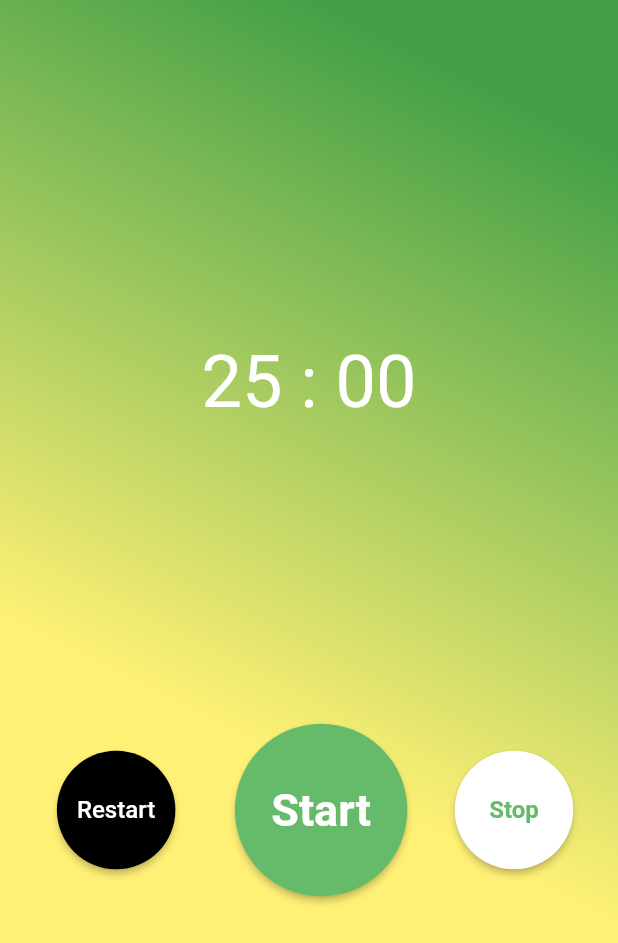
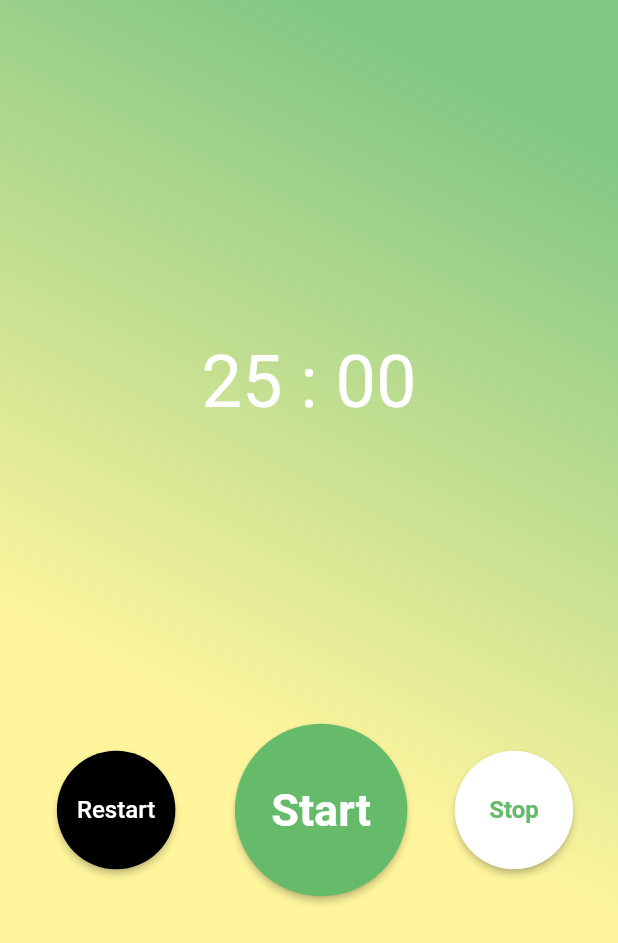
Before and after one commit to sirasitxp/nurtureland, a Flutter app: the screen it shows after launch, after a tap on "Restart", on a phone screen of 412 x 824 dp. Shown: the top 943 px of the screen. Run offline on Flutter 3.47's test engine with Material 2 defaults, Android fonts, the phone set to English and light mode, and no system bars; missing offline and left inert: flutter_circular_slider.

Commit message:
Made the number to be only product of 5s.

```diff
--- a/lib/main.dart
+++ b/lib/main.dart
@@ -24,10 +24,11 @@ class MyHomePage extends StatefulWidget {
 }
 
 class _MyHomePageState extends State<MyHomePage> {
-  Color gradientStart = Colors.green[600];
-  Color gradientEnd = Colors.yellow[300];
+  Color gradientStart = Colors.green[300];
+  Color gradientEnd = Colors.yellow[200];
   int _seconds = 00;
   int _minutes = 25;
+  int selectedMinute;
   Timer _timer;
   var f = NumberFormat("00");
 
@@ -35,7 +36,7 @@ class _MyHomePageState extends State<MyHomePage> {
     if (_timer != null) {
       _timer.cancel();
       _seconds = 0;
-      _minutes = 25;
+      _minutes = selectedMinute;
     }
   }
 
@@ -86,6 +87,8 @@ class _MyHomePageState extends State<MyHomePage> {
             SingleCircularSlider(
               120,
               25,
+              width: MediaQuery.of(context).size.width / 2,
+              height: MediaQuery.of(context).size.height / 3,
               child: Center(
                 child: Text(
                   "${f.format(_minutes)} : ${f.format(_seconds)}",
@@ -99,12 +102,16 @@ class _MyHomePageState extends State<MyHomePage> {
               selectionColor: Colors.white,
               onSelectionEnd: (init, end, laps) {
                 setState(() {
-                  _minutes = end;
+                  if(end%5 == 0 && end > 0 ){
+                    _minutes = end;
+                  }
                 });
               },
               onSelectionChange: (init, end, laps) {
                 setState(() {
-                  _minutes = end;
+                  if(end%5 == 0 && end > 0 ){
+                    _minutes = end;
+                  }
                 });
               },
             ),
--- a/pubspec.yaml
+++ b/pubspec.yaml
@@ -30,6 +30,7 @@ dependencies:
   cupertino_icons: ^1.0.1
   intl: ^0.16.1
   flutter_circular_slider: ^2.5.0
+  circular_countdown_timer: ^0.0.9
 
 dev_dependencies:
   flutter_test:
```
Also changed, not shown: pubspec.lock.
